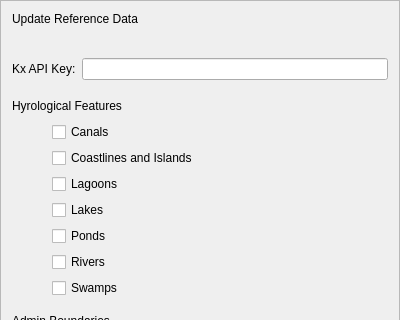
The window that buildings/gui/reference_data.ui (linz/nz-buildings) describes before a commit, drawn with Qt 5; both pictures show x 0 to 400 and y 0 to 320 of the 400 by 767 pixel window.
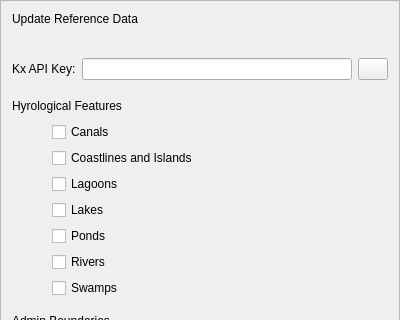
The same window after the commit.

Commit message: make key hidden in gui

The edit to the form file:
```diff
--- a/buildings/gui/reference_data.ui
+++ b/buildings/gui/reference_data.ui
@@ -66,7 +66,24 @@
         </widget>
        </item>
        <item>
-        <widget class="QLineEdit" name="le_key"/>
+        <widget class="QLineEdit" name="le_key">
+         <property name="echoMode">
+          <enum>QLineEdit::Password</enum>
+         </property>
+        </widget>
+       </item>
+       <item>
+        <widget class="QPushButton" name="btn_view_key">
+         <property name="maximumSize">
+          <size>
+           <width>30</width>
+           <height>16777215</height>
+          </size>
+         </property>
+         <property name="text">
+          <string/>
+         </property>
+        </widget>
        </item>
       </layout>
      </item>
```
The commit also changes 2 other files.
